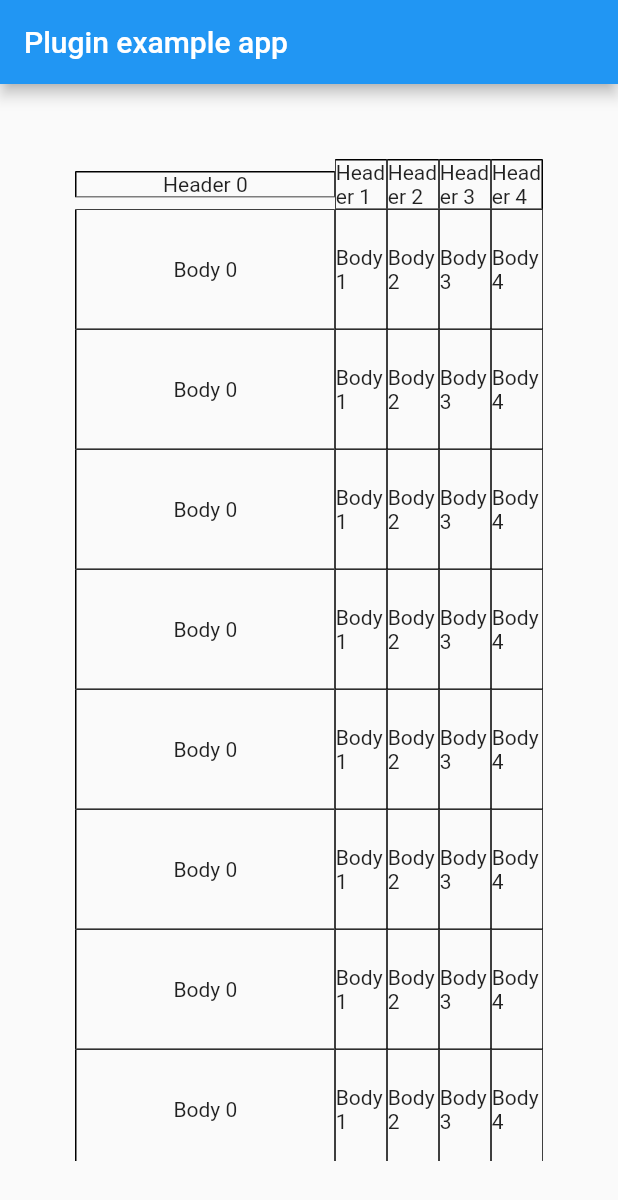
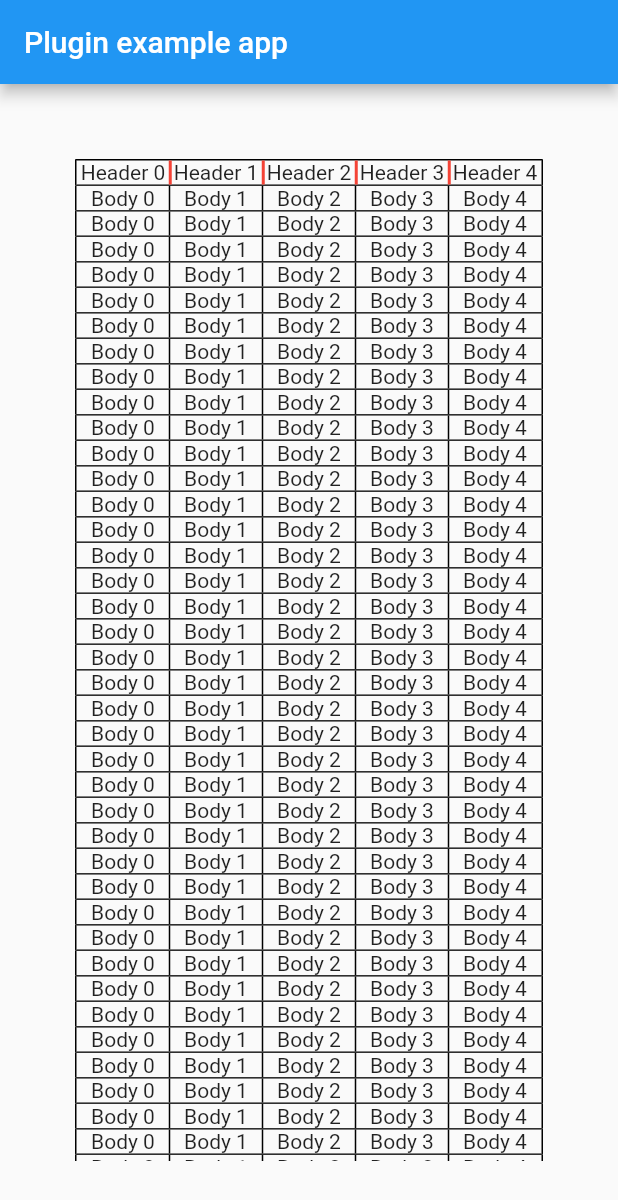
Before and after one commit to Mumunt/custom_list, a Flutter app: the screen it shows after launch, on a phone screen of 412 x 824 dp. Shown: the top 1200 px of the screen. Run offline on Flutter 3.47's test engine with Material 2 defaults, Android fonts, the light colour scheme and no system bars; missing offline and left inert: dart:html.

Commit message:
init basic feature

```diff
--- a/example/lib/main.dart
+++ b/example/lib/main.dart
@@ -52,9 +52,10 @@ class _MyAppState extends State<MyApp> {
         ),
         body: Padding(
           padding: const EdgeInsets.all(50),
+          child: SingleChildScrollView(
             child: TableNew(
               columsWidth: {
-              0: 5,
+                0: FlexColumnWidth(1),
               },
               border: TableNewBorder(),
               headers: List.generate(
@@ -64,9 +65,20 @@ class _MyAppState extends State<MyApp> {
                 ),
               ),
               bodies: List.generate(
-              10000,
+                100,
                 (index) => TableNewBodies(
-                content: List.generate(5, (index) => Text("Body $index")),
+                  content: List<Widget>.generate(5, (index) => Text("Body $index")),
+                  children: <TableNewBodies>[
+                    TableNewBodies(
+                      content: <Widget>[Text("Children 1")],
+                        children: <TableNewBodies>[
+                          TableNewBodies(
+                            content: <Widget>[Text("Children 1-1")],
+                          ),
+                        ]
+                    ),
+                  ]
+                ),
               ),
             ),
           ),
--- a/lib/src/model/table_new_bodies.dart
+++ b/lib/src/model/table_new_bodies.dart
@@ -1,7 +1,8 @@
 import 'package:flutter/material.dart';
 
 class TableNewBodies {
-  List<Widget> content;
+  List content;
+  List<TableNewBodies>? children;
 
-  TableNewBodies({required this.content});
+  TableNewBodies({required this.content, this.children}) : assert(content is List<Widget> || content is List<TableNewBodies>);
 }
--- a/lib/src/model/table_new_border.dart
+++ b/lib/src/model/table_new_border.dart
@@ -17,6 +17,8 @@ class TableNewBorder {
   final double left;
   final double right;
   final double bottom;
+  final double verticalInside;
+  final double horizontalInside;
   final Color color;
 
   TableNewBorder({
@@ -24,6 +26,8 @@ class TableNewBorder {
     this.left = 1,
     this.right = 1,
     this.bottom = 1,
+    this.verticalInside = 1,
+    this.horizontalInside = 1,
     // this.color = const Color.fromRGBO(0, 0, 0, 0),
     this.color = Colors.black,
   });
@@ -36,6 +40,6 @@ class TableNewBorder {
         top: vertical,
         bottom: vertical,
         left: horizontal,
-        right: vertical,
+        right: horizontal,
       );
 }
--- a/lib/src/table.dart
+++ b/lib/src/table.dart
@@ -1,3 +1,4 @@
+import 'package:expandable/expandable.dart';
 import 'package:flutter/material.dart';
 import 'package:table_new/src/model/table_new_bodies.dart';
 import 'package:table_new/src/model/table_new_border.dart';
@@ -14,7 +15,7 @@ class TableNew extends StatefulWidget {
 
   final List<TableNewHeader> headers;
   final List<TableNewBodies> bodies;
-  final Map<int, int>? columsWidth;
+  final Map<int, TableColumnWidth>? columsWidth;
   final TableNewBorder? border;
 
   @override
@@ -46,91 +47,56 @@ class _TableNewState extends State<TableNew> {
 
   @override
   Widget build(BuildContext context) {
+    TableNewBorder? border = widget.border;
+
     return Container(
       width: double.infinity,
       child: Column(
         children: [
-          Row(
-            children: widget.headers
-                .asMap()
-                .map((key, value) {
-                  TableNewBorder? border = widget.border;
-
-                  if (border != null) {
-                    if (key == 0) {
-                      border.position = BorderPosition.firstLeft;
-                    } else if (key == widget.headers.length - 1) {
-                      border.position = BorderPosition.firstRight;
-                    } else {
-                      border.position = BorderPosition.firstCenter;
-                    }
-                  }
-
-                  return MapEntry(
-                    key,
-                    Expanded(
-                      flex: widget.columsWidth?[key] ?? 1,
-                      child: Container(
+          Container(
             decoration: BoxDecoration(
                 border: border != null
-                                ? border.position == BorderPosition.firstLeft
                     ? Border(
-                                        left: BorderSide(
-                                            color: border.color,
-                                            width: border.left),
-                                        top: BorderSide(
-                                            color: border.color,
-                                            width: border.top),
+                        left:
+                            BorderSide(color: border.color, width: border.left),
+                        top: BorderSide(color: border.color, width: border.top),
                         right: BorderSide(
-                                            color: border.color,
-                                            width: border.right / 2),
+                            color: border.color, width: border.right),
                         bottom: BorderSide(
                             color: border.color,
                             width: widget.bodies.isNotEmpty
                                 ? border.bottom / 2
-                                                : border.bottom),
-                                      )
-                                    : border.position ==
-                                            BorderPosition.firstCenter
-                                        ? Border(
-                                            left: BorderSide(
-                                                color: border.color,
-                                                width: border.left / 2),
-                                            top: BorderSide(
-                                                color: border.color,
-                                                width: border.top),
-                                            right: BorderSide(
-                                                color: border.color,
-                                                width: border.right / 2),
-                                            bottom: BorderSide(
-                                                color: border.color,
-                                                width: widget.bodies.isNotEmpty
-                                                    ? border.bottom / 2
-                                                    : border.bottom),
-                                          )
-                                        : border.position ==
-                                                BorderPosition.firstRight
-                                            ? Border(
-                                                left: BorderSide(
-                                                    color: border.color,
-                                                    width: border.left / 2),
-                                                top: BorderSide(
-                                                    color: border.color,
-                                                    width: border.top),
-                                                right: BorderSide(
-                                                    color: border.color,
-                                                    width: border.right),
-                                                bottom: BorderSide(
-                                                    color: border.color,
-                                                    width:
-                                                        widget.bodies.isNotEmpty
-                                                            ? border.bottom / 2
-                                                            : border.bottom),
-                                              )
-                                            : null
+                                : border.bottom))
                     : null),
+            child: Row(
+              children: widget.headers
+                  .asMap()
+                  .map((key, value) {
+                    return MapEntry(
+                      key,
+                      Expanded(
+                        // flex: widget.columsWidth?[key] ?? 1,
+                        flex: null ?? 1,
+                        child: Stack(
+                          children: [
+                            Container(
                               alignment: Alignment.center,
                               child: value.content,
+                            ),
+                            if (key != widget.headers.length - 1)
+                              const Positioned(
+                                top: 0,
+                                right: 0,
+                                bottom: 0,
+                                child: IntrinsicHeight(
+                                  child: VerticalDivider(
+                                    color: Colors.red,
+                                    width: 0.5,
+                                    thickness: 2,
+                                  ),
+                                ),
+                              )
+                          ],
                         ),
                       ),
                     );
@@ -138,7 +104,8 @@ class _TableNewState extends State<TableNew> {
                   .values
                   .toList(),
             ),
-          if (widget.bodies.isNotEmpty) Expanded(child: _initBody()),
+          ),
+          if (widget.bodies.isNotEmpty) _initBody(),
         ],
       ),
     );
@@ -148,105 +115,74 @@ class _TableNewState extends State<TableNew> {
     return ListView.builder(
       shrinkWrap: true,
       controller: controller,
+      physics: const NeverScrollableScrollPhysics(),
       itemBuilder: (context, index) {
         TableNewBodies body = widget.bodies[index];
-        return SizedBox(
-          height: 80,
-          child: Row(
-            children: body.content
-                .asMap()
-                .map((key, value) {
         TableNewBorder? border = widget.border;
 
         if (border != null) {
-                    if (key == 0) {
+          if (index == 0) {
             border.position = BorderPosition.firstLeft;
-                    } else if (key == widget.headers.length - 1) {
+          } else if (index == widget.headers.length - 1) {
             border.position = BorderPosition.firstRight;
           } else {
             border.position = BorderPosition.firstCenter;
           }
         }
-
-                  return MapEntry(
-                    key,
-                    Expanded(
-                      flex: widget.columsWidth?[key] ?? 1,
-                      child: Container(
+        return Container(
           decoration: BoxDecoration(
               border: border != null
                   ? border.position == BorderPosition.firstLeft
                       ? Border(
                           left: BorderSide(
-                                            color: border.color,
-                                            width: border.left),
+                              color: border.color, width: border.left),
                           top: BorderSide(
                               color: border.color,
-                                            width: border.top > 0
-                                                ? border.top / 2
-                                                : 0),
+                              width: border.top > 0 ? border.top / 2 : 0),
                           right: BorderSide(
-                                            color: border.color,
-                                            width: border.right > 0
-                                                ? border.right / 2
-                                                : 0),
+                              color: border.color, width: border.right),
                           bottom: BorderSide(
                               color: border.color,
-                                            width:
-                                                index != widget.bodies.length - 1
+                              width: index != widget.bodies.length - 1
                                   ? border.bottom > 0
                                       ? border.bottom / 2
                                       : 0
                                   : border.bottom),
                         )
-                                    : border.position ==
-                                            BorderPosition.firstCenter
+                      : border.position == BorderPosition.firstCenter
                           ? Border(
                               left: BorderSide(
-                                                color: border.color,
-                                                width: border.left > 0
-                                                    ? border.left / 2
-                                                    : 0),
+                                  color: border.color, width: border.left),
                               top: BorderSide(
                                   color: border.color,
-                                                width: border.top > 0
-                                                    ? border.top / 2
-                                                    : 0),
+                                  width: border.top > 0 ? border.top / 2 : 0),
                               right: BorderSide(
-                                                color: border.color,
-                                                width: border.right > 0
-                                                    ? border.right / 2
-                                                    : 0),
+                                  color: border.color, width: border.right),
                               bottom: BorderSide(
                                   color: border.color,
-                                                width: index !=
-                                                        widget.bodies.length - 1
+                                  width: index != widget.bodies.length - 1
                                       ? border.bottom > 0
                                           ? border.bottom / 2
                                           : 0
                                       : border.bottom),
                             )
-                                        : border.position ==
-                                                BorderPosition.firstRight
+                          : border.position == BorderPosition.firstRight
                               ? Border(
                                   left: BorderSide(
                                     color: border.color,
-                                                    width: border.left > 0
-                                                        ? border.left / 2
-                                                        : 0),
+                                    width: border.left,
+                                  ),
                                   top: BorderSide(
                                       color: border.color,
-                                                    width: border.top > 0
-                                                        ? border.top / 2
-                                                        : 0),
+                                      width:
+                                          border.top > 0 ? border.top / 2 : 0),
                                   right: BorderSide(
                                     color: border.color,
-                                                    width: border.right / 2),
+                                    width: border.right,
+                                  ),
                                   bottom: BorderSide(
                                       color: border.color,
-                                                    width: index !=
-                                                            widget.bodies.length -
-                                                                1
+                                      width: index != widget.bodies.length - 1
                                           ? border.bottom > 0
                                               ? border.bottom / 2
                                               : 0
@@ -254,18 +190,84 @@ class _TableNewState extends State<TableNew> {
                                 )
                               : null
                   : null),
-                        alignment: Alignment.center,
-                        child: value,
-                      ),
-                    ),
-                  );
-                })
-                .values
-                .toList(),
-          ),
+          child: _itemRowsData(body),
         );
       },
       itemCount: widget.bodies.length,
     );
   }
+
+  Widget _itemRowsData(TableNewBodies body) {
+    return body.children != null && body.children!.length > 0 ? ExpandableNotifier(
+      child: Expandable(
+        collapsed: ExpandableButton(
+          child: Table(
+            columnWidths: widget.columsWidth,
+            border: widget.border != null
+                ? TableBorder(
+              verticalInside: BorderSide(
+                width: widget.border!.verticalInside,
+                color: widget.border!.color,
+              ),
+            )
+                : null,
+            children: [
+              TableRow(
+                  children: body.content
+                      .map((value) => Container(
+                    alignment: Alignment.center,
+                    child: value,
+                  ))
+                      .toList())
+            ],
+          ),
+        ),
+        expanded: ExpandableButton(
+            child: Column(
+              crossAxisAlignment: CrossAxisAlignment.start,
+              children: [
+                Table(
+                  columnWidths: widget.columsWidth,
+                  border: TableBorder(
+                      verticalInside: BorderSide(), bottom: BorderSide()),
+                  children: [
+                    TableRow(
+                        children: body.content
+                            .map((value) => Container(
+                          alignment: Alignment.center,
+                          child: value,
+                        ))
+                            .toList())
+                  ],
+                ),
+                for(var data in body.children!)
+                  _itemRowsData(data),
+              ],
+            )),
+      ),
+    ) : Table(
+      columnWidths: widget.columsWidth,
+      border: widget.border != null
+          ? TableBorder(
+        verticalInside: BorderSide(
+          width: widget.border!.verticalInside,
+          color: widget.border!.color,
+        ),
+      )
+          : null,
+      children: [
+        TableRow(
+            children: body.content
+                .map((value) => Container(
+              alignment: Alignment.center,
+              child: value,
+            ))
+                .toList())
+      ],
+    );
   }
+
+  // Widget _itemExpandDataRow(TableNewBodies body) {
+  //   return ;
+  // }
+}
--- a/pubspec.yaml
+++ b/pubspec.yaml
@@ -12,6 +12,8 @@ dependencies:
     sdk: flutter
   flutter_web_plugins:
     sdk: flutter
+
+  expandable: ^5.0.1
 
 dev_dependencies:
   flutter_test:
```
Also changed, not shown: example/pubspec.lock, pubspec.lock. Lines whose indentation alone changed are shown as unchanged.
